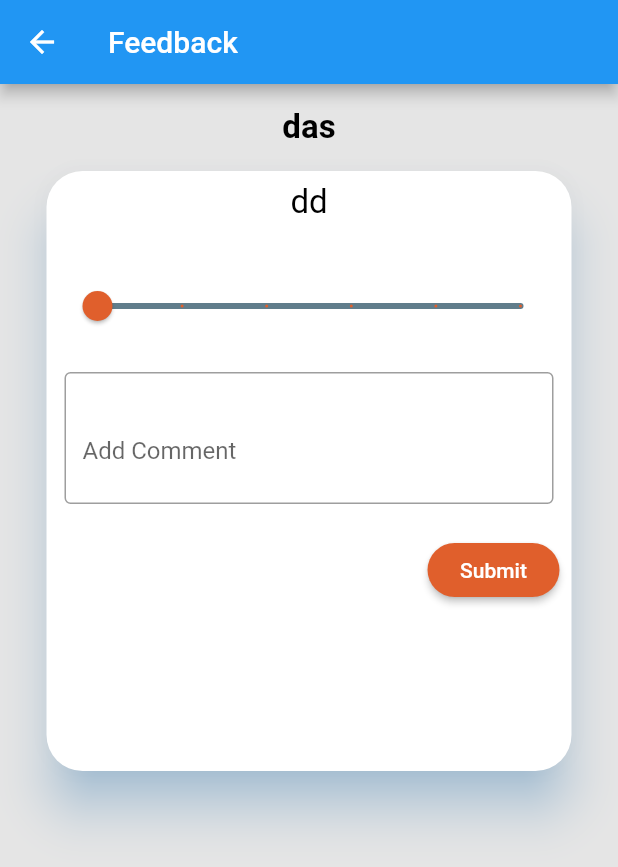
After one commit to zeppi/flutter-learning, a Flutter app: the Content001 screen opened by its route, on a phone screen of 412 x 824 dp. The commit adds this screen. Shown: the top 867 px of the screen. Run offline on Flutter 3.47's test engine with Material 2 defaults, Android fonts, the phone set to English and light mode, and no system bars.

Commit message:
try slider

```diff
--- /dev/null
+++ b/lib/Content001.dart
@@ -0,0 +1,114 @@
+// Copyright 2019 The Zeppilabs. All rights reserved.
+// Use of this source code is governed by a BSD-style license that can be
+// found in the LICENSE file.
+
+// Main application entry
+//
+// Learning Flutter and Dart step by step.
+// Goal is just to test and try widgets and snipets code
+//
+import 'package:flutter/cupertino.dart';
+import 'package:flutter/material.dart';
+import 'package:flutter/widgets.dart';
+
+//class Content001 extends StatelessWidget
+class Content001 extends StatefulWidget {
+  @override
+  _Content001 createState() {
+    return new _Content001();
+  }
+}
+
+class _Content001 extends State<Content001> {
+
+  Widget build(BuildContext context) {
+    return new Scaffold(
+      appBar: AppBar(
+        leading: IconButton(icon: Icon(Icons.arrow_back), onPressed: () {
+          //
+        }),
+        title: Text("Feedback"),
+        actions: <Widget>[],
+      ),
+      body: Container(
+        color: Color(0xffE5E5E5),
+        child: Column(
+          children: <Widget>[
+            Container(child:Padding(
+              padding: const EdgeInsets.all(16.0),
+              child: Container(child: Text("das",
+                style: TextStyle(color: Colors.black, fontSize: 22.0,fontWeight:FontWeight.bold),)),
+            ),),
+            Container(
+              child: Align(
+                child: Material(
+                  color: Colors.white,
+                  elevation: 14.0,
+                  borderRadius: BorderRadius.circular(24.0),
+                  shadowColor: Color(0x802196F3),
+                  child: Container(
+                      width: 350.0,
+                      height: 400.0,
+                      child: Column(children: <Widget>[
+                        Padding(
+                          padding: const EdgeInsets.all(8.0),
+                          child: Container(child: Text("dd",
+                            style: TextStyle(color: Colors.black, fontSize: 22.0),)),
+                        ),
+                        Padding(
+                          padding: const EdgeInsets.all(8.0),
+                        ),
+                        Padding(
+                          padding: const EdgeInsets.all(8.0),
+                          child: Container(child: Slider(
+                            min: 0.0,
+                            max: 100.0,
+                            divisions: 5,
+                            value: 2,
+                            activeColor: Color(0xffe05f2c),
+                            inactiveColor: Colors.blueGrey,
+                            onChanged: (newValue) {
+                              setState(() {
+                                print(newValue);
+                              });
+                            },
+                          ),),
+                        ),
+                        Padding(
+                          padding: const EdgeInsets.all(12.0),
+                          child: Container(child: TextField(
+                            decoration: new InputDecoration(
+                              border: new OutlineInputBorder(
+                                  borderSide: new BorderSide(color: Colors.blueGrey)),
+                              hintText: 'Add Comment',
+                            ),
+                            style: TextStyle(height: 3.0),
+                          ),
+                          ),
+                        ),
+                        Padding(
+                          padding: const EdgeInsets.all(8.0),
+                          child: Container(child: Align(
+                            alignment: Alignment.bottomRight,
+                            child: RaisedButton(
+                              shape:RoundedRectangleBorder(borderRadius: new BorderRadius.circular(30.0)),
+                              color: Color(0xffe05f2c),
+                              child: Text('Submit',
+                                style: TextStyle(color: Color(0xffffffff)),),
+                              onPressed: () {
+
+                              },
+                            ),
+                          )),
+                        ),
+                      ],)
+                  ),
+                ),
+              ),
+            ),
+          ],
+        ),
+      ),
+    );
+  }
+}
--- a/lib/TheHomeGridView.dart
+++ b/lib/TheHomeGridView.dart
@@ -28,7 +28,7 @@ class TheHomeGridView extends StatelessWidget
         children: <Widget>[
           TutoGridCell(_routes_context, "StarWars", Icons.home, '/starwars'),
           TutoGridCell(_routes_context, "Tweening", Icons.email,'/tweening'),
-          TutoGridCell(_routes_context, "Chat", Icons.chat_bubble, '/'),
+          TutoGridCell(_routes_context, "Content 001", Icons.chat_bubble, '/content001'),
           TutoGridCell(_routes_context, "News", Icons.new_releases, '/'),
           TutoGridCell(_routes_context, "Network", Icons.network_wifi, '/'),
           TutoGridCell(_routes_context, "Options", Icons.settings, '/'),
--- a/lib/Tweening.dart
+++ b/lib/Tweening.dart
@@ -98,7 +98,7 @@ class MyAnimation extends AnimatedWidget {
                   offset: new Offset(1.0, 0.0),
                 ),
               ]),
-        );,
+            ),
           ],
         ),
       ),
--- a/lib/main.dart
+++ b/lib/main.dart
@@ -13,11 +13,13 @@ import 'ExoApp.dart';
 import 'TutoHome.dart';
 import 'StarWars.dart';
 import 'Tweening.dart';
+import 'Content001.dart';
 
 void main()=> runApp(ExoApp(child: new MaterialApp(
     title: 'Exo',
     routes: {
       '/': (_) => TutoHome(),
       '/starwars': (_) => StarWarsData(),
-      '/tweening': (_) => Tweening()
+      '/tweening': (_) => Tweening(),
+      '/content001': (_) => Content001(),
     }),));
```
